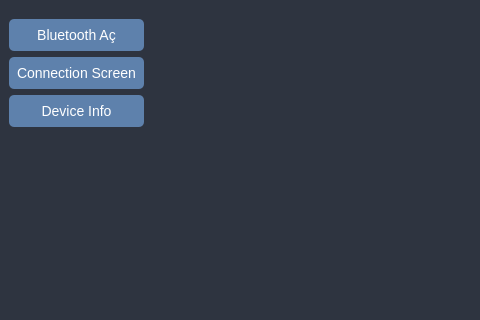
This is mainwindow.ui in kuvvetliisik/mte_ble_agent as Qt 5 draws it before an edit; both pictures show x 0 to 480 and y 0 to 320 of the 1103 by 600 pixel window. The edited form follows.
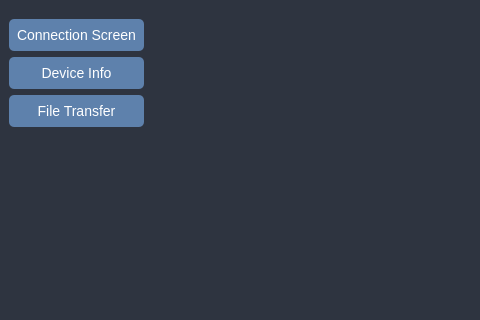
This is the edited form.

What changed in the file:
```diff
--- a/mainwindow.ui
+++ b/mainwindow.ui
@@ -31,7 +31,32 @@
   </property>
   <widget class="QWidget" name="centralwidget">
    <layout class="QGridLayout" name="gridLayout">
-    <item row="0" column="1" rowspan="10">
+    <item row="1" column="0">
+     <widget class="QPushButton" name="btnDeviceInfo">
+      <property name="styleSheet">
+       <string notr="true">QPushButton {
+    background-color: #5E81AC; /* Mavi Ton */
+    color: white;
+    border-radius: 5px;
+    padding: 8px;
+    font-size: 14px;
+}
+
+QPushButton:hover {
+    background-color: #81A1C1; /* Açık Mavi */
+}
+
+QPushButton:pressed {
+    background-color: #4C566A; /* Koyu Gri */
+}
+</string>
+      </property>
+      <property name="text">
+       <string>Device Info</string>
+      </property>
+     </widget>
+    </item>
+    <item row="0" column="1" rowspan="9">
      <widget class="QStackedWidget" name="stackedWidget">
       <property name="styleSheet">
        <string notr="true"/>
@@ -44,31 +69,6 @@
      </widget>
     </item>
     <item row="0" column="0">
-     <widget class="QPushButton" name="btnBluetooth">
-      <property name="styleSheet">
-       <string notr="true">QPushButton {
-    background-color: #5E81AC; /* Mavi Ton */
-    color: white;
-    border-radius: 5px;
-    padding: 8px;
-    font-size: 14px;
-}
-
-QPushButton:hover {
-    background-color: #81A1C1; /* Açık Mavi */
-}
-
-QPushButton:pressed {
-    background-color: #4C566A; /* Koyu Gri */
-}
-</string>
-      </property>
-      <property name="text">
-       <string>Bluetooth Aç</string>
-      </property>
-     </widget>
-    </item>
-    <item row="1" column="0">
      <widget class="QPushButton" name="btnConnectionScreen">
       <property name="styleSheet">
        <string notr="true">QPushButton {
@@ -94,7 +94,7 @@
      </widget>
     </item>
     <item row="2" column="0">
-     <widget class="QPushButton" name="btnDeviceInfo">
+     <widget class="QPushButton" name="btnFile">
       <property name="styleSheet">
        <string notr="true">QPushButton {
     background-color: #5E81AC; /* Mavi Ton */
@@ -114,7 +114,7 @@
 </string>
       </property>
       <property name="text">
-       <string>Device Info</string>
+       <string>File Transfer</string>
       </property>
      </widget>
     </item>
```
